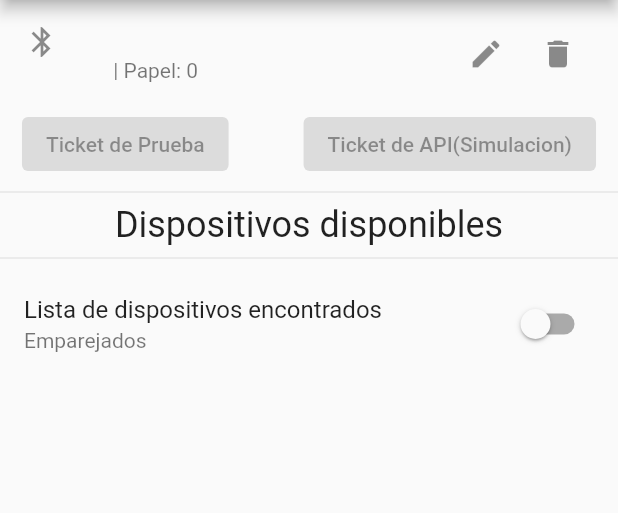
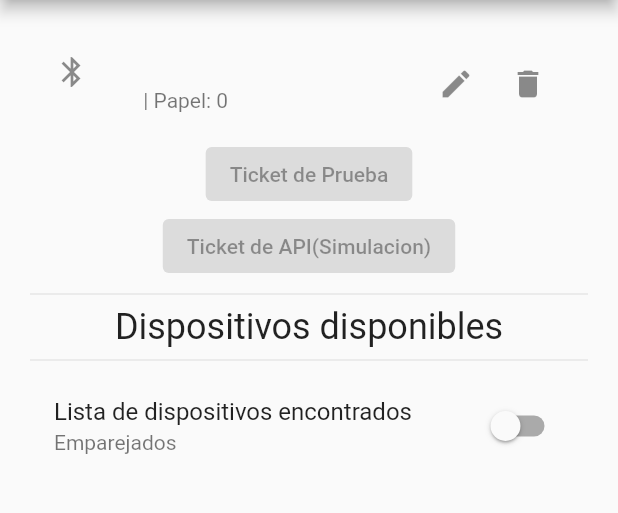
Before and after one commit to B3rert/fl-print-bloc, a Flutter app: the screen it shows after launch, on a phone screen of 412 x 824 dp, the part 84-597 px from its top. Run offline on Flutter 3.47's test engine with Material 2 defaults, Android fonts, the phone set to English and light mode, and no system bars; our stand-ins replace bloc, equatable, flutter_bloc, shared_preferences; missing offline and left inert: flutter_esc_pos_utils, flutter_pos_printer_platform.

Commit message:
fu8nciona

```diff
--- a/lib/screens/settings/settings_screen.dart
+++ b/lib/screens/settings/settings_screen.dart
@@ -223,7 +223,9 @@ class _SettingsFromState extends State<SettingsFrom> {
             children: [
               Scaffold(
                 appBar: AppBar(title: const Text("Settings")),
-                body: Column(
+                body: Padding(
+                  padding: const EdgeInsets.all(20),
+                  child: Column(
                     mainAxisSize: MainAxisSize.min,
                     children: [
                       ListTile(
@@ -260,9 +262,7 @@ class _SettingsFromState extends State<SettingsFrom> {
                         leading: Icon(Icons.bluetooth,
                             color: AppData.statusColor[_currentStatus]),
                       ),
-                    Row(
-                      mainAxisSize: MainAxisSize.min,
-                      mainAxisAlignment: MainAxisAlignment.center,
+                      Column(
                         children: [
                           ElevatedButton(
                               onPressed: (_currentStatus == BTStatus.connected)
@@ -271,7 +271,6 @@ class _SettingsFromState extends State<SettingsFrom> {
                                     }
                                   : null,
                               child: const Text("Ticket de Prueba")),
-                        const SizedBox(width: 50),
                           ElevatedButton(
                               onPressed: (_currentStatus == BTStatus.connected)
                                   ? () {
@@ -288,8 +287,8 @@ class _SettingsFromState extends State<SettingsFrom> {
                       const Divider(),
                       SwitchListTile(
                         title: const Text("Lista de dispositivos encontrados"),
-                      subtitle:
-                          Text(!isPairedSelect ? "Emparejados" : "Encontrados"),
+                        subtitle: Text(
+                            !isPairedSelect ? "Emparejados" : "Encontrados"),
                         value: isPairedSelect,
                         onChanged: (value) {
                           setState(() {
@@ -329,6 +328,7 @@ class _SettingsFromState extends State<SettingsFrom> {
                         },
                       )
                     ],
+                  ),
                 ),
               ),
               if (isLoading) const Center(child: CircularProgressIndicator())
```
Also changed, not shown: pubspec.lock. Lines whose indentation alone changed are shown as unchanged.
